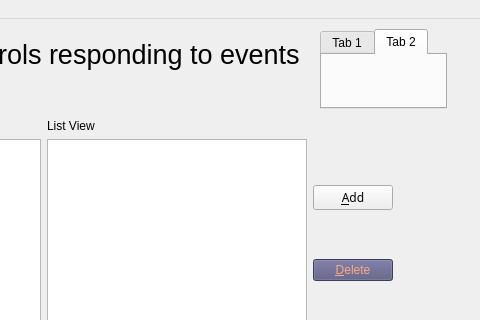
Qt form mainwindow.ui (Lotl-Ax/Alice-is-confusing) before a commit; both pictures show x 300 to 780 and y 0 to 320 of the 780 by 466 pixel window.
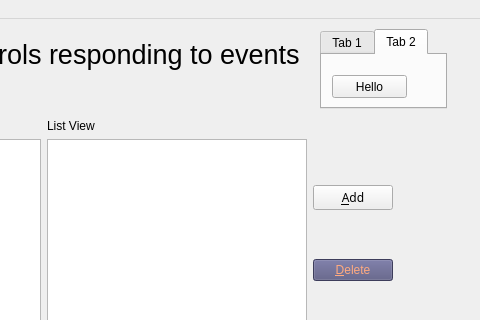
The same form after that commit.

Commit message: Added Hello Button and its event

What changed in the file:
```diff
--- a/mainwindow.ui
+++ b/mainwindow.ui
@@ -158,6 +158,19 @@
      <attribute name="title">
       <string>Tab 2</string>
      </attribute>
+     <widget class="QPushButton" name="T2_helloBttn">
+      <property name="geometry">
+       <rect>
+        <x>10</x>
+        <y>20</y>
+        <width>75</width>
+        <height>23</height>
+       </rect>
+      </property>
+      <property name="text">
+       <string>Hello</string>
+      </property>
+     </widget>
     </widget>
    </widget>
   </widget>
```
Left out of the diff: 15 changed lines with no effect on the pictures. The commit also changes 2976 other files.
